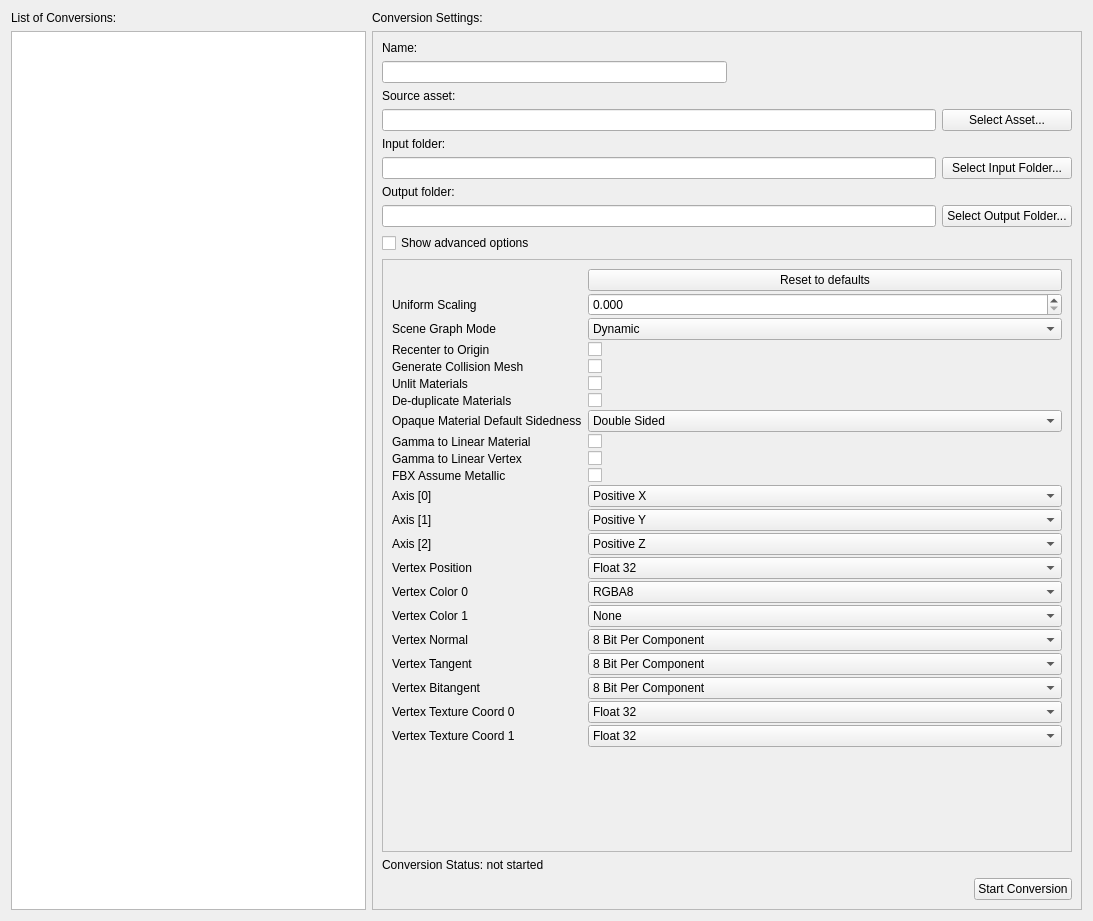
Above: ArrtSource/Conversion/UI/ConversionWidget.ui from Azure/azure-remote-rendering-asset-tool before the change. Below: the same form after it.
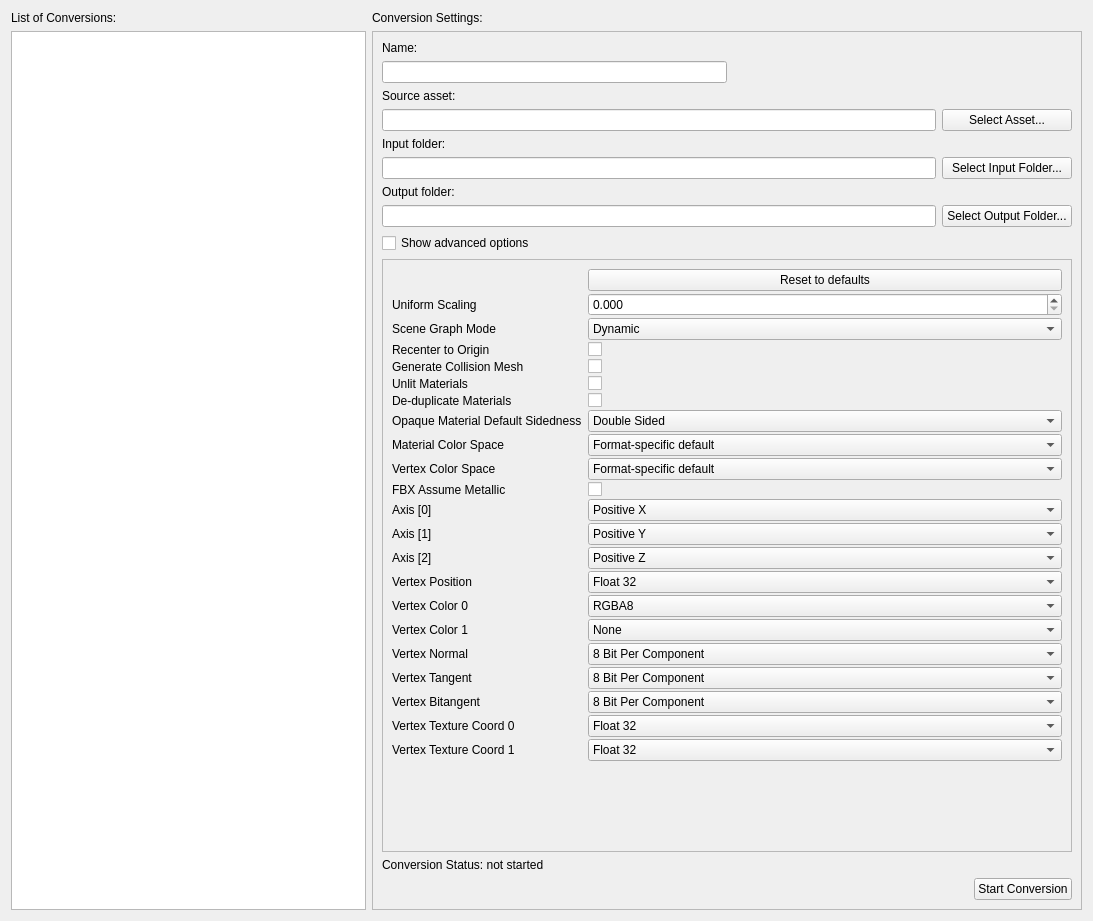
That is the form after the change.

Commit message: Use format specific color space by default

Diff of the .ui file:
```diff
--- a/ArrtSource/Conversion/UI/ConversionWidget.ui
+++ b/ArrtSource/Conversion/UI/ConversionWidget.ui
@@ -378,35 +378,59 @@
                 <item row="8" column="0">
                  <widget class="QLabel" name="GammaToLinearMaterialCheckboxL">
                   <property name="text">
-                   <string>Gamma to Linear Material</string>
+                   <string>Material Color Space</string>
                   </property>
                  </widget>
                 </item>
                 <item row="8" column="1">
-                 <widget class="QCheckBox" name="GammaToLinearMaterialCheckbox">
+                 <widget class="QComboBox" name="GammaToLinearMaterialCombo">
                   <property name="accessibleName">
                    <string>Gamma to linear material</string>
                   </property>
-                  <property name="text">
-                   <string/>
-                  </property>
+                  <item>
+                   <property name="text">
+                    <string>Format-specific default</string>
+                   </property>
+                  </item>
+                  <item>
+                   <property name="text">
+                    <string>Gamma space</string>
+                   </property>
+                  </item>
+                  <item>
+                   <property name="text">
+                    <string>Linear space</string>
+                   </property>
+                  </item>
                  </widget>
                 </item>
                 <item row="9" column="0">
                  <widget class="QLabel" name="GammaToLinearVertexCheckboxL">
                   <property name="text">
-                   <string>Gamma to Linear Vertex</string>
+                   <string>Vertex Color Space</string>
                   </property>
                  </widget>
                 </item>
                 <item row="9" column="1">
-                 <widget class="QCheckBox" name="GammaToLinearVertexCheckbox">
+                 <widget class="QComboBox" name="GammaToLinearVertexCombo">
                   <property name="accessibleName">
                    <string>Gamma to linear vertex</string>
                   </property>
-                  <property name="text">
-                   <string/>
-                  </property>
+                  <item>
+                   <property name="text">
+                    <string>Format-specific default</string>
+                   </property>
+                  </item>
+                  <item>
+                   <property name="text">
+                    <string>Gamma space</string>
+                   </property>
+                  </item>
+                  <item>
+                   <property name="text">
+                    <string>Linear space</string>
+                   </property>
+                  </item>
                  </widget>
                 </item>
                 <item row="10" column="0">
```
Left out of the diff: 4 changed lines with no effect on the pictures. The commit also changes 4 other files.
